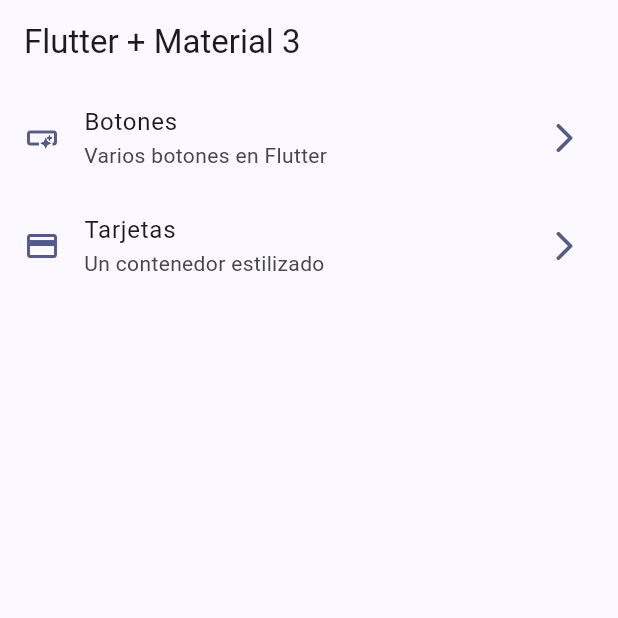
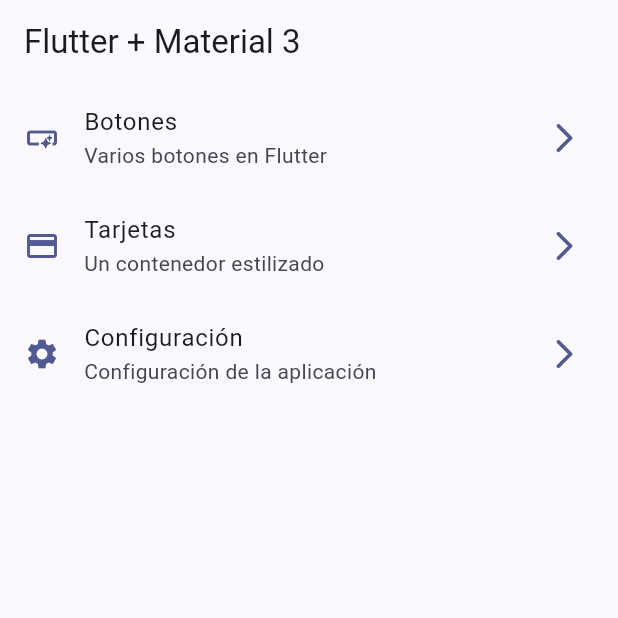
Before and after one commit to Losajhonny/flutter_app_widgets, a Flutter app: the screen it shows after launch, on a phone screen of 412 x 824 dp, the top half of it. Run offline on Flutter 3.47's test engine with Material 3 defaults, Android fonts, the phone set to English and light mode, and no system bars; our stand-ins replace go_router.

Commit message:
feat: Se agrega botón de configuraciones

```diff
--- a/lib/config/menu/menu_items.dart
+++ b/lib/config/menu/menu_items.dart
@@ -28,4 +28,10 @@ const appMenuItems = [
     link: '/cards',
     icon: Icons.credit_card,
   ),
+  MenuItem(
+    title: 'Configuración',
+    subtitle: 'Configuración de la aplicación',
+    link: '/settings',
+    icon: Icons.settings,
+  ),
 ];
--- a/lib/config/router/app_router.dart
+++ b/lib/config/router/app_router.dart
@@ -20,5 +20,10 @@ final appRouter = GoRouter(
       path: '/cards',
       builder: (context, state) => const CardsScreen(),
     ),
+    GoRoute(
+      name: SettingsScreen.name,
+      path: '/settings',
+      builder: (context, state) => const SettingsScreen(),
+    ),
   ],
 );
--- a/lib/presentation/screens/screens.dart
+++ b/lib/presentation/screens/screens.dart
@@ -1,4 +1,5 @@
 
+export 'package:app_widgets/presentation/screens/settings/settings_screen.dart';
 export 'package:app_widgets/presentation/screens/buttons/buttons_screen.dart';
 export 'package:app_widgets/presentation/screens/cards/cards_screen.dart';
 export 'package:app_widgets/presentation/screens/home/home_screen.dart';
```
Also changed, not shown: lib/presentation/screens/buttons/buttons_screen.dart (+10 -1 lines), lib/presentation/screens/settings/settings_screen.dart (added, +17 -0 lines).
